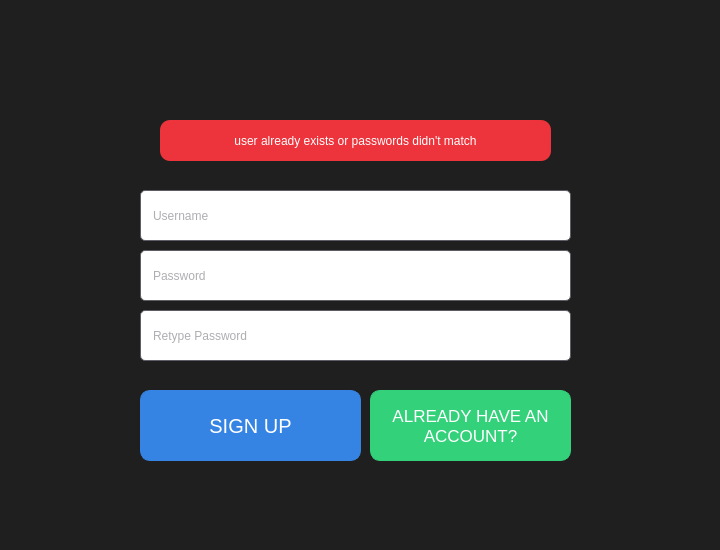
tesla1618/RedShiftIndex, file ui/reg_page.ui: the form before one commit.
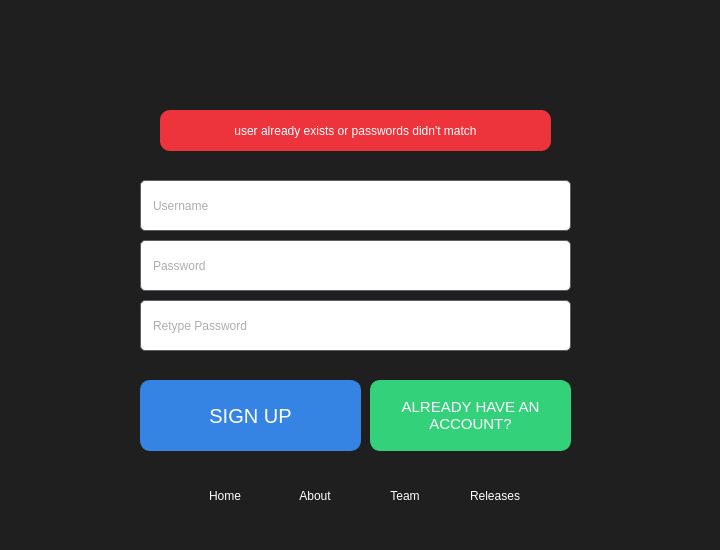
The form after the commit. Icons and pictures are not drawn.

Diff of the .ui file:
```diff
--- a/ui/reg_page.ui
+++ b/ui/reg_page.ui
@@ -51,7 +51,7 @@
     <property name="geometry">
      <rect>
       <x>250</x>
-      <y>40</y>
+      <y>30</y>
       <width>199</width>
       <height>50</height>
      </rect>
@@ -85,7 +85,7 @@
     <property name="geometry">
      <rect>
       <x>210</x>
-      <y>120</y>
+      <y>110</y>
       <width>291</width>
       <height>41</height>
      </rect>
@@ -107,7 +107,7 @@
     <property name="geometry">
      <rect>
       <x>140</x>
-      <y>390</y>
+      <y>380</y>
       <width>221</width>
       <height>71</height>
      </rect>
@@ -132,7 +132,7 @@
     <property name="geometry">
      <rect>
       <x>140</x>
-      <y>190</y>
+      <y>180</y>
       <width>431</width>
       <height>51</height>
      </rect>
@@ -152,7 +152,7 @@
     <property name="geometry">
      <rect>
       <x>140</x>
-      <y>250</y>
+      <y>240</y>
       <width>431</width>
       <height>51</height>
      </rect>
@@ -172,7 +172,7 @@
     <property name="geometry">
      <rect>
       <x>140</x>
-      <y>310</y>
+      <y>300</y>
       <width>431</width>
       <height>51</height>
      </rect>
@@ -192,7 +192,7 @@
     <property name="geometry">
      <rect>
       <x>370</x>
-      <y>390</y>
+      <y>380</y>
       <width>201</width>
       <height>71</height>
      </rect>
@@ -204,9 +204,9 @@
      <string notr="true">* {border: 1px solid rgb(51, 209, 122);
 		color:white;
 		background: rgb(51, 209, 122);
-		font-size: 17px;
+		font-size: 15px;
 		border-radius:10px;
-		padding:15px;}
+		padding:10px;}
        *:hover{ background:none;border: 1px solid rgb(51, 209, 122); color: white; }</string>
     </property>
     <property name="text">
@@ -218,7 +218,7 @@
     <property name="geometry">
      <rect>
       <x>160</x>
-      <y>120</y>
+      <y>110</y>
       <width>391</width>
       <height>41</height>
      </rect>
@@ -236,6 +236,98 @@
      <set>Qt::AlignCenter</set>
     </property>
    </widget>
+   <widget class="QPushButton" name="nav_aboutBtn">
+    <property name="geometry">
+     <rect>
+      <x>270</x>
+      <y>480</y>
+      <width>90</width>
+      <height>31</height>
+     </rect>
+    </property>
+    <property name="cursor">
+     <cursorShape>PointingHandCursor</cursorShape>
+    </property>
+    <property name="styleSheet">
+     <string notr="true">*{background: none;
+color: white;
+border: none;
+border: 1px solid transparent}
+*:hover{ border-bottom: 1px solid white}</string>
+    </property>
+    <property name="text">
+     <string>About</string>
+    </property>
+   </widget>
+   <widget class="QPushButton" name="nav_teamBtn">
+    <property name="geometry">
+     <rect>
+      <x>360</x>
+      <y>480</y>
+      <width>90</width>
+      <height>31</height>
+     </rect>
+    </property>
+    <property name="cursor">
+     <cursorShape>PointingHandCursor</cursorShape>
+    </property>
+    <property name="styleSheet">
+     <string notr="true">*{background: none;
+color: white;
+border: none;
+border: 1px solid transparent}
+*:hover{ border-bottom: 1px solid white}</string>
+    </property>
+    <property name="text">
+     <string>Team</string>
+    </property>
+   </widget>
+   <widget class="QPushButton" name="nav_rlsBtn">
+    <property name="geometry">
+     <rect>
+      <x>450</x>
+      <y>480</y>
+      <width>90</width>
+      <height>31</height>
+     </rect>
+    </property>
+    <property name="cursor">
+     <cursorShape>PointingHandCursor</cursorShape>
+    </property>
+    <property name="styleSheet">
+     <string notr="true">*{background: none;
+color: white;
+border: none;
+border: 1px solid transparent}
+*:hover{ border-bottom: 1px solid white}</string>
+    </property>
+    <property name="text">
+     <string>Releases</string>
+    </property>
+   </widget>
+   <widget class="QPushButton" name="nav_homeBtn">
+    <property name="geometry">
+     <rect>
+      <x>180</x>
+      <y>480</y>
+      <width>90</width>
+      <height>31</height>
+     </rect>
+    </property>
+    <property name="cursor">
+     <cursorShape>PointingHandCursor</cursorShape>
+    </property>
+    <property name="styleSheet">
+     <string notr="true">*{background: none;
+color: white;
+border: none;
+border: 1px solid transparent}
+*:hover{ border-bottom: 1px solid white}</string>
+    </property>
+    <property name="text">
+     <string>Home</string>
+    </property>
+   </widget>
    <zorder>wlcText</zorder>
    <zorder>regBtn</zorder>
    <zorder>logo</zorder>
```
Left out of the diff: 4 changed lines with no effect on the pictures.
